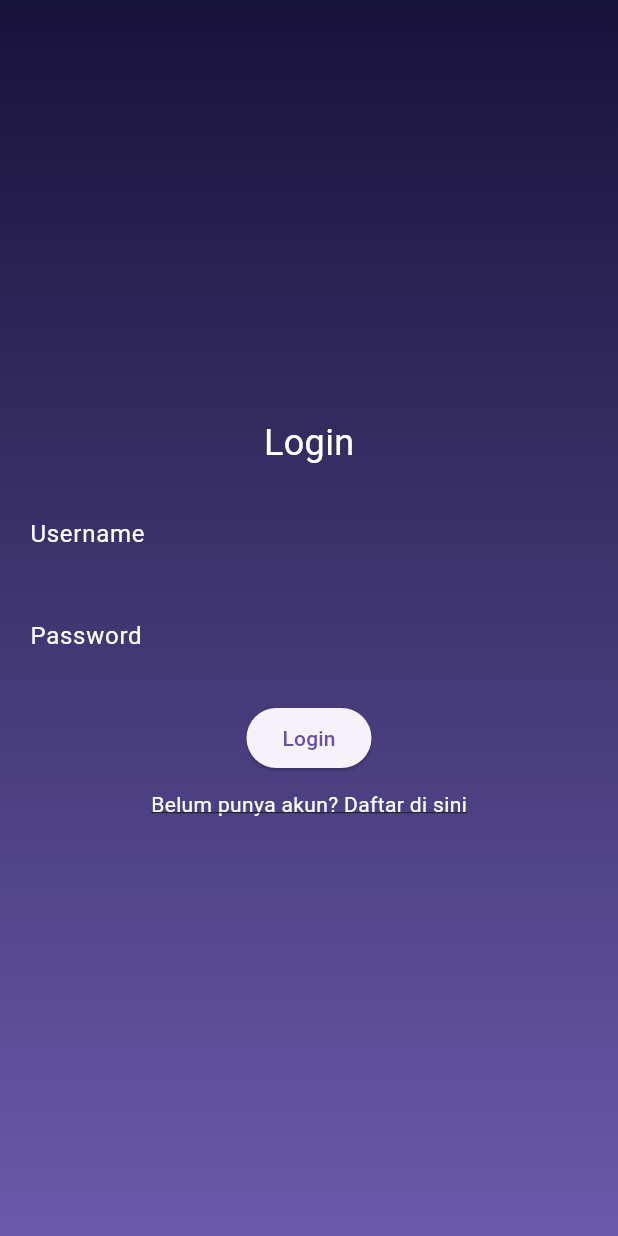
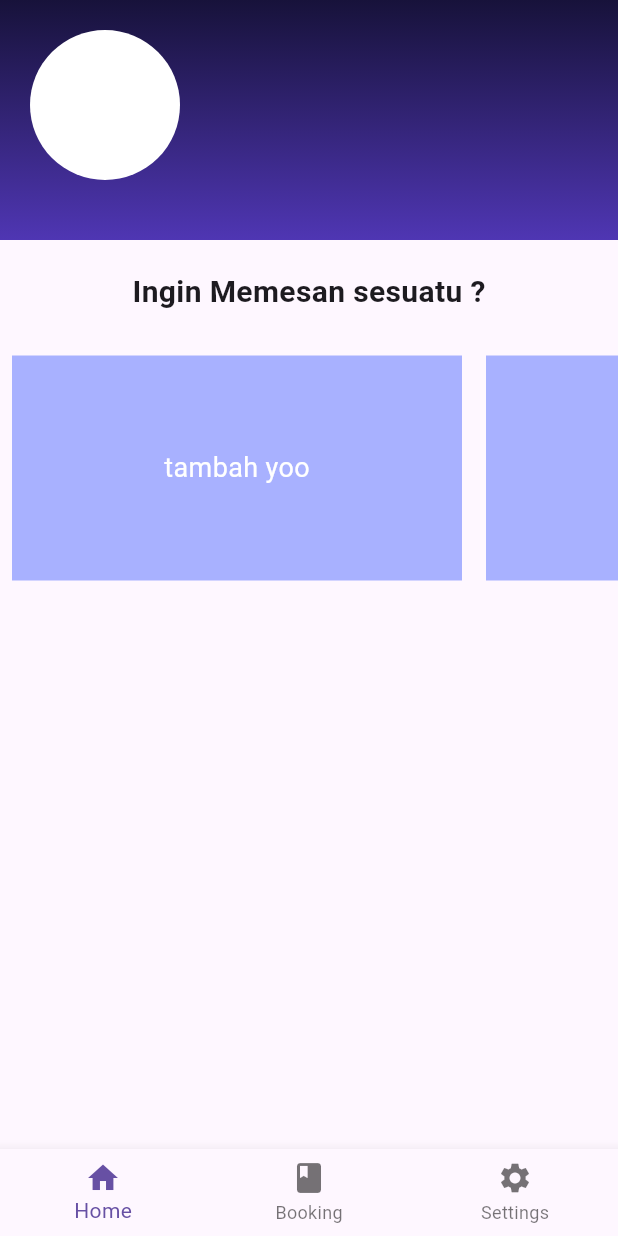
Before and after one commit to Nov189/smt4_PWA_SB, a Flutter app: the screen it shows after launch, after a tap on "Sudah punya akun? Login disini", after a tap on "Login", on a phone screen of 412 x 824 dp. Run offline on Flutter 3.47's test engine with Material 3 defaults, Android fonts, the phone set to English and light mode, and no system bars.

Commit message:
dashboard hampir selesai

```diff
--- a/lib/network/api.dart
+++ b/lib/network/api.dart
@@ -5,7 +5,6 @@ class Api {
   static const String baseUrl = 'http://localhost:8000/api/register';
 
   static Future registerUser({
-    required String name,
     required String username,
     required String email,
     required String password,
--- a/lib/pages/home.dart
+++ b/lib/pages/home.dart
@@ -0,0 +1,111 @@
+import 'package:flutter/material.dart';
+import 'package:smtforflutter/pages/profile.dart';
+
+class DashboardPage extends StatelessWidget {
+  @override
+  Widget build(BuildContext context) {
+    return Scaffold(
+      body: SingleChildScrollView(
+        child: Column(
+          crossAxisAlignment: CrossAxisAlignment.center,
+          children: <Widget>[
+            Container(
+              decoration: BoxDecoration(
+                gradient: LinearGradient(
+                  begin: Alignment.topCenter,
+                  end: Alignment.bottomCenter,
+                  colors: [Color(0xFF17123A), Color.fromARGB(255, 79, 54, 179)],
+                ),
+              ),
+              width: double.infinity,
+              padding: EdgeInsets.all(20.0),
+              child: Column(
+                crossAxisAlignment: CrossAxisAlignment.start,
+                children: [
+                  Container(
+                    // child: GestureDetector(
+                    // onTap: () {
+                    //   Navigator.push(context,MaterialPageRoute(builder: (context) => ProfileUserPage()));
+                    // },
+                    // ),
+                    width: 100,
+                    height: 100,
+                    decoration: BoxDecoration(
+                      shape: BoxShape.circle,
+                      color: Colors.white,
+                    ),
+                    // child: Icon(
+                    //   Icons.person,
+                    //   size: 50,
+                    //   color: Color.fromARGB(255, 67, 68, 151),
+                    // ),
+                  ),
+                  SizedBox(height: 20.0),
+                ],
+              ),
+            ),
+            SizedBox(height: 20.0),
+            Text(
+              'Ingin Memesan sesuatu ?',
+              style: TextStyle(fontSize: 20.0, fontWeight: FontWeight.bold),
+            ),
+            SizedBox(height: 20.0),
+            SingleChildScrollView(
+              scrollDirection: Axis.horizontal,
+              child: Row(
+                children: [
+                  kotakdashboard('tambah yoo', Color.fromARGB(255, 168, 177, 255)),
+                  kotakdashboard('tambah yoo', Color.fromARGB(255, 168, 177, 255)),
+                  kotakdashboard('ini pisan', Color.fromARGB(255, 168, 177, 255)),
+                  kotakdashboard('terus ini', Color.fromARGB(255, 168, 177, 255)),
+                  kotakdashboard('ini juga', Color.fromARGB(255, 168, 177, 255)),
+                ],
+              ),
+            ),
+
+          ],
+        ),
+      ),
+      bottomNavigationBar: BottomNavigationBar(
+        items: [
+          BottomNavigationBarItem(
+            icon: Icon(Icons.home),
+            label: 'Home',
+          ),
+          BottomNavigationBarItem(
+            icon: Icon(Icons.book),
+            label: 'Booking',
+          ),
+          BottomNavigationBarItem(
+            icon: Icon(Icons.settings),
+            label: 'Settings',
+          ),
+        ],
+      ),
+    );
+  }
+
+  Widget _buildDashboardFeature(String title, IconData icon) {
+    return ListTile(
+      leading: Icon(icon),
+      title: Text(title),
+      onTap: () {
+        // Add functionality for each dashboard feature
+      },
+    );
+  }
+
+  Widget kotakdashboard(String title, Color color) {
+    return Container(
+      width: 300,
+      height: 150,
+      margin: EdgeInsets.all(8),
+      color: color,
+      alignment: Alignment.center,
+      child: Text(
+        title,
+        style: TextStyle(color: Colors.white, fontSize: 18),
+      ),
+    );
+  }
+}
--- a/lib/pages/login.dart
+++ b/lib/pages/login.dart
@@ -1,4 +1,5 @@
 import 'package:flutter/material.dart';
+import 'package:smtforflutter/pages/home.dart';
 import 'register.dart';
 
 class LoginPage extends StatefulWidget {
@@ -7,8 +8,8 @@ class LoginPage extends StatefulWidget {
 }
 
 class _LoginPageState extends State<LoginPage> {
-  TextEditingController _usernameController = TextEditingController();
-  TextEditingController _passwordController = TextEditingController();
+  TextEditingController usernameController = TextEditingController();
+  TextEditingController passwordController = TextEditingController();
 
   @override
   Widget build(BuildContext context) {
@@ -27,42 +28,41 @@ class _LoginPageState extends State<LoginPage> {
             mainAxisAlignment: MainAxisAlignment.center,
             children: <Widget>[
               Text(
-                'Login',
+                'Login Dengan Akun!',
                 style: TextStyle(
                   fontSize: 24.0,
-                  color: Colors.white,
+                  color: Colors.amber,
                 ),
               ),
               SizedBox(height: 20.0),
-              TextField(
-                controller: _usernameController,
-                decoration: InputDecoration(
-                  hintText: 'Username',
-                  hintStyle: TextStyle(color: Colors.white),
-                  border: InputBorder.none,
-                ),
-                style: TextStyle(color: Colors.white),
-              ),
-              SizedBox(height: 20.0),
-              TextField(
-                controller: _passwordController,
-                obscureText: true,
-                decoration: InputDecoration(
-                  hintText: 'Password',
-                  hintStyle: TextStyle(color: Colors.white),
-                  border: InputBorder.none,
-                ),
-                style: TextStyle(color: Colors.white),
+              Column(
+                children: <Widget>[
+                  inputText('Username', usernameController),
+                  inputText('Password', passwordController)
+                ],
               ),
               SizedBox(height: 20.0),
               ElevatedButton(
                 onPressed: () {
-                  String username = _usernameController.text;
-                  String password = _passwordController.text;
+                  Navigator.push(context,
+                      MaterialPageRoute(builder: (context) => DashboardPage()));
                 },
-                child: Text('Login'),
+                style: ElevatedButton.styleFrom(
+                  shape: RoundedRectangleBorder(
+                    borderRadius: BorderRadius.circular(30.0),
+                  ),
+                ),
+                child: Padding(
+                  padding: const EdgeInsets.symmetric(
+                    vertical: 10.0,
+                    horizontal: 20.0,
+                  ),
+                  child: Text(
+                    'Login',
+                    style: TextStyle(fontSize: 18.0),
+                  ),
+                ),
               ),
-              SizedBox(height: 10.0),
               GestureDetector(
                 onTap: () {
                   Navigator.push(
@@ -85,10 +85,24 @@ class _LoginPageState extends State<LoginPage> {
     );
   }
 
-  @override
-  void dispose() {
-    _usernameController.dispose();
-    _passwordController.dispose();
-    super.dispose();
+  Widget inputText(String label, TextEditingController controller) {
+    return Container(
+      margin: EdgeInsets.symmetric(vertical: 10.0, horizontal: 20.0),
+      decoration: BoxDecoration(
+        color: Colors.white10.withOpacity(0.3),
+        borderRadius: BorderRadius.circular(30.0),
+      ),
+      child: TextFormField(
+        controller: controller,
+        decoration: InputDecoration(
+          hintText: label,
+          hintStyle: TextStyle(color:Colors.lightBlueAccent),
+          border: InputBorder.none,
+          contentPadding: EdgeInsets.symmetric(horizontal: 20.0),
+        ),
+        textAlign: TextAlign.left,
+        style: TextStyle(color:Colors.lightBlueAccent),
+      ),
+    );
   }
 }
--- a/lib/pages/register.dart
+++ b/lib/pages/register.dart
@@ -1,6 +1,7 @@
 import 'package:flutter/material.dart';
+import 'package:smtforflutter/pages/home.dart';
 import 'login.dart';
-import 'package:smtforflutter/network/api.dart'; // Import file api.dart
+// import 'package:smtforflutter/network/api.dart';
 
 class RegisterPage extends StatefulWidget {
   @override
@@ -12,34 +13,31 @@ class _RegisterPageState extends State<RegisterPage> {
   TextEditingController passwordController = TextEditingController();
   TextEditingController usernameController = TextEditingController();
 
-  void _register() async {
-    String email = emailController.text;
-    String password = passwordController.text;
-    String username = usernameController.text;
+  // void _register() async {
+  //   String email = emailController.text;
+  //   String password = passwordController.text;
+  //   String username = usernameController.text;
 
-    final response = await Api.registerUser(
-      username: username,
-      email: email,
-      password: password,
-    );
+  //   final response = await Api.registerUser(
+  //     username: username,
+  //     email: email,
+  //     password: password,
+  //   );
 
-    if (response.statusCode == 200) {
-      // Tampilkan pesan bahwa pendaftaran berhasil
-      ScaffoldMessenger.of(context).showSnackBar(SnackBar(
-        content: Text('Pendaftaran berhasil'),
-      ));
-      // Navigasi ke halaman login
-      Navigator.pushReplacement(
-        context,
-        MaterialPageRoute(builder: (context) => LoginPage()),
-      );
-    } else {
-      // Tampilkan pesan bahwa pendaftaran gagal
-      ScaffoldMessenger.of(context).showSnackBar(SnackBar(
-        content: Text('Pendaftaran gagal, coba lagi'),
-      ));
-    }
-  }
+  //   if (response.statusCode == 200) {
+  //     ScaffoldMessenger.of(context).showSnackBar(SnackBar(
+  //       content: Text('Pendaftaran berhasil'),
+  //     ));
+  //     Navigator.pushReplacement(
+  //       context,
+  //       MaterialPageRoute(builder: (context) => LoginPage()),
+  //     );
+  //   } else {
+  //     ScaffoldMessenger.of(context).showSnackBar(SnackBar(
+  //       content: Text('Pendaftaran gagal, coba lagi'),
+  //     ));
+  //   }
+  // }
 
   @override
   Widget build(BuildContext context) {
@@ -65,12 +63,17 @@ class _RegisterPageState extends State<RegisterPage> {
             SizedBox(height: 20.0),
             Column(
               children: <Widget>[
-                _buildInputField('Email', emailController),
-                _buildInputField('Password', passwordController),
-                _buildInputField('Username', usernameController),
+                inputText('Email', emailController),
+                inputText('Password', passwordController),
+                inputText('Username', usernameController),
                 SizedBox(height: 20.0),
                 ElevatedButton(
-                  onPressed: _register,
+                  onPressed: () {
+                    Navigator.push(
+                        context,
+                        MaterialPageRoute(
+                            builder: (context) => DashboardPage()));
+                  },
                   style: ElevatedButton.styleFrom(
                     shape: RoundedRectangleBorder(
                       borderRadius: BorderRadius.circular(30.0),
@@ -111,7 +114,7 @@ class _RegisterPageState extends State<RegisterPage> {
     );
   }
 
-  Widget _buildInputField(String label, TextEditingController controller) {
+  Widget inputText(String label, TextEditingController controller) {
     return Container(
       margin: EdgeInsets.symmetric(vertical: 10.0, horizontal: 20.0),
       decoration: BoxDecoration(
```
Also changed, not shown: lib/pages/profile.dart (added, +47 -0 lines).
